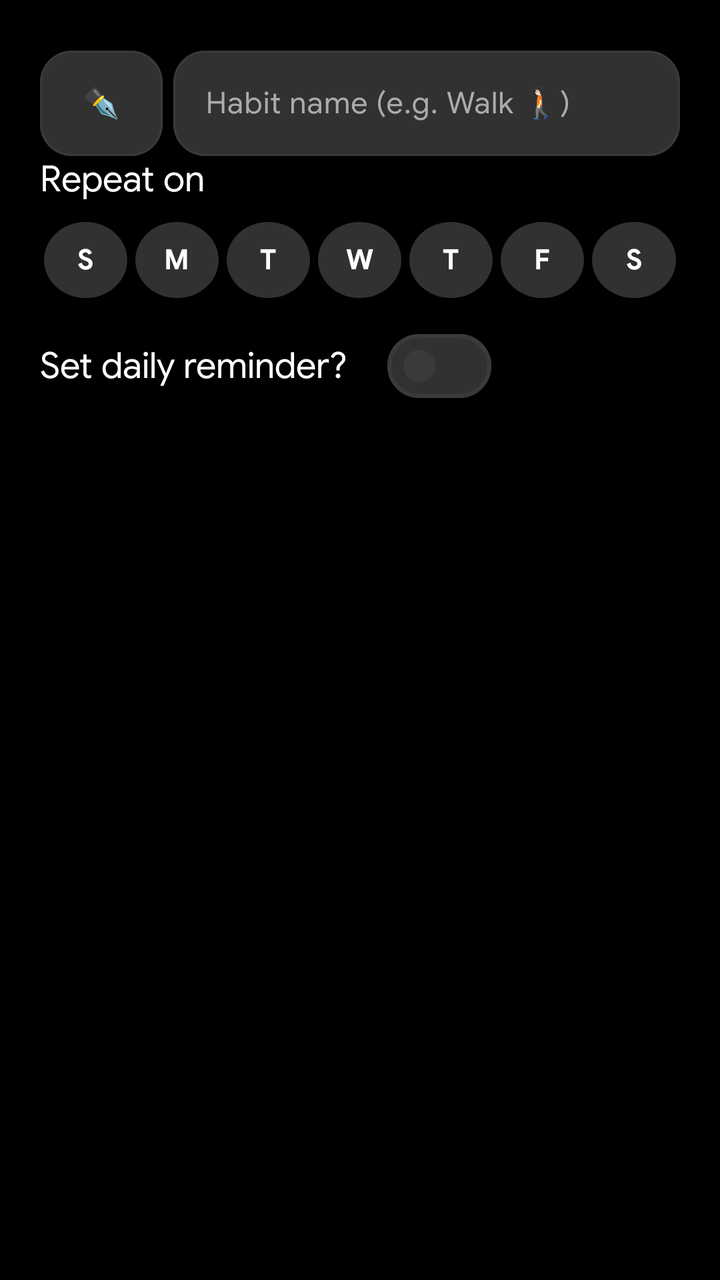
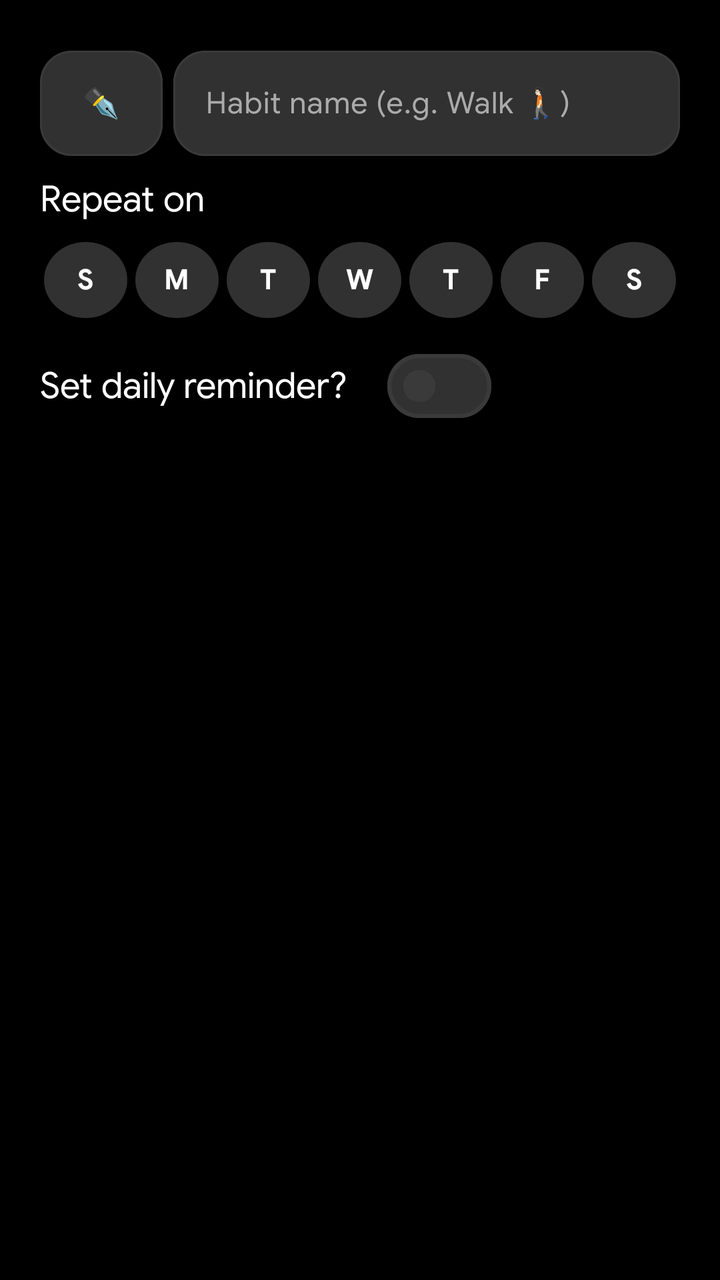

Compare the two renders of this Android layout. The source of the first and the diff that turns it into the second are given below.
<!-- AndroidManifest.xml: application theme Theme.Habits -->
<!-- res/layout/dialog_add_habit.xml -->
<?xml version="1.0" encoding="utf-8"?>
<LinearLayout xmlns:android="http://schemas.android.com/apk/res/android"
    xmlns:app="http://schemas.android.com/apk/res-auto"
    android:layout_width="match_parent"
    android:layout_height="wrap_content"
    android:layout_marginHorizontal="25dp"
    android:orientation="vertical"
    android:padding="20dp">

    <LinearLayout
        android:layout_width="match_parent"
        android:layout_height="wrap_content"
        android:orientation="horizontal"
        android:weightSum="2">

        <com.google.android.material.textfield.TextInputLayout
            android:layout_width="match_parent"
            android:layout_height="wrap_content"
            android:layout_marginEnd="2.5dp"
            android:layout_weight="1.6"
            style="@style/Widget.Material3.TextInputLayout.OutlinedBox"
            app:boxBackgroundColor="@color/dark_grey"
            app:boxCornerRadiusTopStart="16dp"
            app:boxCornerRadiusTopEnd="16dp"
            app:boxCornerRadiusBottomStart="16dp"
            app:boxCornerRadiusBottomEnd="16dp"
            app:hintTextColor="@color/secondary_text">

            <com.google.android.material.textfield.TextInputEditText
                android:id="@+id/et_emoji"
                android:layout_width="match_parent"
                android:layout_height="wrap_content"
                android:layout_marginTop="8dp"
                android:fontFamily="@font/google_sans_regular"
                android:gravity="center"
                android:hint="✒️"
                android:inputType="textShortMessage"
                android:maxLength="2"
                android:textSize="15sp" />

        </com.google.android.material.textfield.TextInputLayout>

        <com.google.android.material.textfield.TextInputLayout
            android:layout_width="match_parent"
            android:layout_height="wrap_content"
            android:layout_marginStart="2.5dp"
            android:layout_weight="0.4"
            style="@style/Widget.Material3.TextInputLayout.OutlinedBox"
            app:boxBackgroundColor="@color/dark_grey"
            app:boxCornerRadiusTopStart="16dp"
            app:boxCornerRadiusTopEnd="16dp"
            app:boxCornerRadiusBottomStart="16dp"
            app:boxCornerRadiusBottomEnd="16dp"
            app:hintTextColor="@color/secondary_text">

            <com.google.android.material.textfield.TextInputEditText
                android:id="@+id/et_habit_name"
                android:layout_width="match_parent"
                android:layout_height="wrap_content"
                android:fontFamily="@font/google_sans_regular"
                android:hint="Habit name (e.g. Walk 🚶🏻)"
                android:textColor="@color/white"
                android:textColorHint="@color/hint_text"
                android:textSize="15sp" />

        </com.google.android.material.textfield.TextInputLayout>

    </LinearLayout>

    <LinearLayout
        android:layout_width="match_parent"
        android:layout_height="wrap_content"
        android:orientation="horizontal">

        <TextView
            android:layout_width="wrap_content"
            android:layout_height="wrap_content"
            android:layout_gravity="center_vertical"
            android:fontFamily="@font/google_sans_regular"
            android:text="Repeat on"
            android:textColor="@color/white"
            android:textSize="18sp" />

        <TextView
            android:id="@+id/schedule_label"
            android:layout_width="0dp"
            android:layout_height="wrap_content"
            android:layout_marginStart="12dp"
            android:layout_weight="1"
            android:fontFamily="@font/google_sans_regular"
            android:gravity="end"
            android:textColor="@color/secondary_text"
            android:textSize="15sp" />

    </LinearLayout>

    <LinearLayout
        android:id="@+id/schedule_row"
        android:layout_width="match_parent"
        android:layout_height="wrap_content"
        android:layout_marginTop="10dp"
        android:orientation="horizontal"
        android:weightSum="7">

        <TextView
            android:id="@+id/day_0"
            style="@style/DayToggle"
            android:text="S" />

        <TextView
            android:id="@+id/day_1"
            style="@style/DayToggle"
            android:text="M" />

        <TextView
            android:id="@+id/day_2"
            style="@style/DayToggle"
            android:text="T" />

        <TextView
            android:id="@+id/day_3"
            style="@style/DayToggle"
            android:text="W" />

        <TextView
            android:id="@+id/day_4"
            style="@style/DayToggle"
            android:text="T" />

        <TextView
            android:id="@+id/day_5"
            style="@style/DayToggle"
            android:text="F" />

        <TextView
            android:id="@+id/day_6"
            style="@style/DayToggle"
            android:text="S" />

    </LinearLayout>

    <LinearLayout
        android:layout_width="match_parent"
        android:layout_height="wrap_content"
        android:layout_marginTop="10dp"
        android:orientation="horizontal">

        <TextView
            android:layout_width="wrap_content"
            android:layout_height="wrap_content"
            android:layout_gravity="center_vertical"
            android:fontFamily="@font/google_sans_regular"
            android:text="Set daily reminder?"
            android:textColor="@color/white"
            android:textSize="18sp" />

        <com.google.android.material.materialswitch.MaterialSwitch
            android:id="@+id/switch_reminder"
            android:layout_width="wrap_content"
            android:layout_height="wrap_content"
            android:layout_marginStart="20dp" />

    </LinearLayout>

    <com.google.android.material.card.MaterialCardView
        android:id="@+id/reminder_time"
        android:layout_width="wrap_content"
        android:layout_height="wrap_content"
        android:layout_gravity="center"
        android:layout_marginTop="10dp"
        android:clickable="true"
        android:focusable="true"
        android:foreground="?attr/selectableItemBackground"
        android:visibility="gone"
        app:cardBackgroundColor="@color/streak_yellow"
        app:cardCornerRadius="16dp"
        app:cardElevation="0dp">

        <TextView
            android:id="@+id/time_picker_txt"
            android:layout_width="wrap_content"
            android:layout_height="wrap_content"
            android:drawablePadding="8dp"
            android:fontFamily="@font/google_sans_regular"
            android:gravity="center_vertical"
            android:paddingHorizontal="18dp"
            android:paddingVertical="12dp"
            android:text="Pick time"
            android:textColor="@color/black"
            app:drawableStartCompat="@drawable/ic_clock" />

    </com.google.android.material.card.MaterialCardView>

</LinearLayout>
<!-- resources referenced by this layout -->
<resources>
  <color name="black">#FF000000</color>
  <color name="dark_grey">#313131</color>
  <color name="hint_text">#8A8A8A</color>
  <color name="secondary_text">#ABABAB</color>
  <color name="streak_yellow">#FFF4B2</color>
  <color name="white">#FFFFFFFF</color>
  <!-- drawable ic_clock (drawable) -->
  <vector xmlns:android="http://schemas.android.com/apk/res/android"
      android:width="24dp"
      android:height="24dp"
      android:viewportWidth="24"
      android:viewportHeight="24">
      <path
          android:fillColor="@color/black"
          android:pathData="M11.99,2C6.47,2 2,6.48 2,12s4.47,10 9.99,10C17.52,22 22,17.52 22,12S17.52,2 11.99,2zM12,20c-4.42,0 -8,-3.58 -8,-8s3.58,-8 8,-8 8,3.58 8,8 -3.58,8 -8,8zM12.5,7H11v6l5.25,3.15 0.75,-1.23 -4.5,-2.67z" />
  </vector>
  <style name="DayToggle">
          <item name="android:layout_width">0dp</item>
          <item name="android:layout_height">38dp</item>
          <item name="android:layout_weight">1</item>
          <item name="android:layout_marginHorizontal">2dp</item>
          <item name="android:background">@drawable/day_toggle_bg</item>
          <item name="android:fontFamily">@font/google_sans_bold</item>
          <item name="android:gravity">center</item>
          <item name="android:textColor">@color/day_toggle_text</item>
          <item name="android:textSize">14sp</item>
      </style>
  <style name="Theme.Habits" parent="Base.Theme.Habits" />
  <!-- drawable day_toggle_bg (drawable) -->
  <?xml version="1.0" encoding="utf-8"?>
  <selector xmlns:android="http://schemas.android.com/apk/res/android">
      <item android:state_selected="true">
          <shape android:shape="oval">
              <solid android:color="@color/streak_yellow" />
          </shape>
      </item>
      <item>
          <shape android:shape="oval">
              <solid android:color="@color/dark_grey" />
          </shape>
      </item>
  </selector>
  <style name="Base.Theme.Habits" parent="Theme.Material3.DayNight.NoActionBar">
          
          <item name="colorPrimary">@color/streak_yellow</item>
          <item name="colorOnPrimary">@color/black</item>
          <item name="colorSecondary">@color/streak_yellow</item>
          <item name="colorOnSecondary">@color/black</item>
  
          
          <item name="android:colorBackground">@color/black</item>
          
          <item name="android:windowBackground">@color/black</item>
          <item name="colorSurface">@color/dark_grey</item>
          <item name="colorOnSurface">@color/white</item>
          <item name="colorSurfaceVariant">@color/surface_row</item>
          <item name="colorOnSurfaceVariant">@color/secondary_text</item>
          <item name="colorOutline">@color/outline</item>
  
          
          <item name="colorSurfaceContainerLow">@color/surface_row</item>
          <item name="colorSurfaceContainer">@color/surface_row</item>
          <item name="colorSurfaceContainerHigh">@color/dark_grey</item>
          <item name="colorSurfaceContainerHighest">@color/dark_grey</item>
  
          <item name="materialCardViewStyle">@style/Widget.Momentum.Card</item>
      </style>
  <color name="surface_row">#282828</color>
  <color name="outline">#3A3A3A</color>
  <style name="Widget.Momentum.Card" parent="Widget.Material3.CardView.Elevated">
          <item name="cardBackgroundColor">@color/dark_grey</item>
          <item name="cardElevation">0dp</item>
      </style>
</resources>

<!-- the commit's change to res/layout/dialog_add_habit.xml (unified diff, before → after) -->
@@ -11,6 +11,7 @@
         android:layout_width="match_parent"
         android:layout_height="wrap_content"
         android:orientation="horizontal"
+        android:layout_marginBottom="10dp"
         android:weightSum="2">
 
         <com.google.android.material.textfield.TextInputLayout
